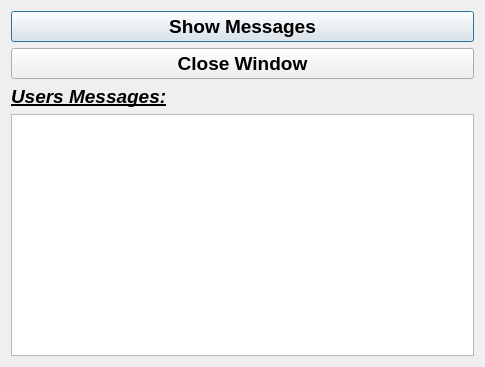
First picture: the form in Server/showmessageswindow.ui, repository GrimFoxRF/Qt_Chat, before the edit.
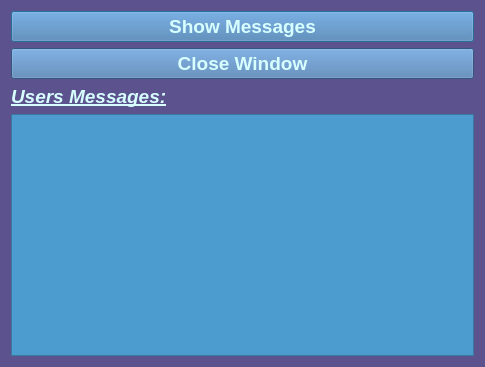
Second picture: the form after the edit.

```diff
--- a/Server/showmessageswindow.ui
+++ b/Server/showmessageswindow.ui
@@ -13,6 +13,9 @@
   <property name="windowTitle">
    <string>Dialog</string>
   </property>
+  <property name="styleSheet">
+   <string notr="true">background-color: rgb(92,83,142);</string>
+  </property>
   <layout class="QVBoxLayout" name="verticalLayout_2">
    <item>
     <layout class="QVBoxLayout" name="verticalLayout">
@@ -24,6 +27,10 @@
          <bold>true</bold>
         </font>
        </property>
+       <property name="styleSheet">
+        <string notr="true">color: rgb(215,255,255);
+background-color: rgb(72,120,174);</string>
+       </property>
        <property name="text">
         <string>Show Messages</string>
        </property>
@@ -37,6 +44,10 @@
          <bold>true</bold>
         </font>
        </property>
+       <property name="styleSheet">
+        <string notr="true">color: rgb(215,255,255);
+background-color: rgb(72,120,174);</string>
+       </property>
        <property name="text">
         <string>Close Window</string>
        </property>
@@ -52,6 +63,10 @@
          <underline>true</underline>
         </font>
        </property>
+       <property name="styleSheet">
+        <string notr="true">color: rgb(215,255,255);
+</string>
+       </property>
        <property name="text">
         <string>Users Messages:</string>
        </property>
@@ -64,6 +79,9 @@
          <pointsize>14</pointsize>
         </font>
        </property>
+       <property name="styleSheet">
+        <string notr="true">background-color: rgb(77,156,208);</string>
+       </property>
       </widget>
      </item>
     </layout>
```
